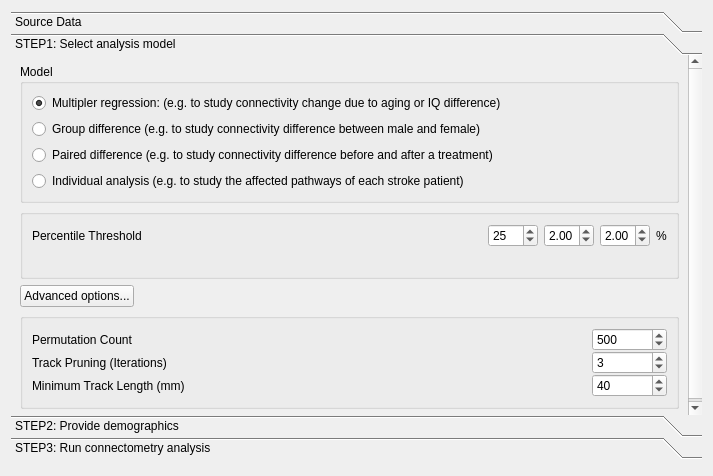
frankyeh/DSI-Studio, file tracking/vbc_dialog.ui: the form before one commit.
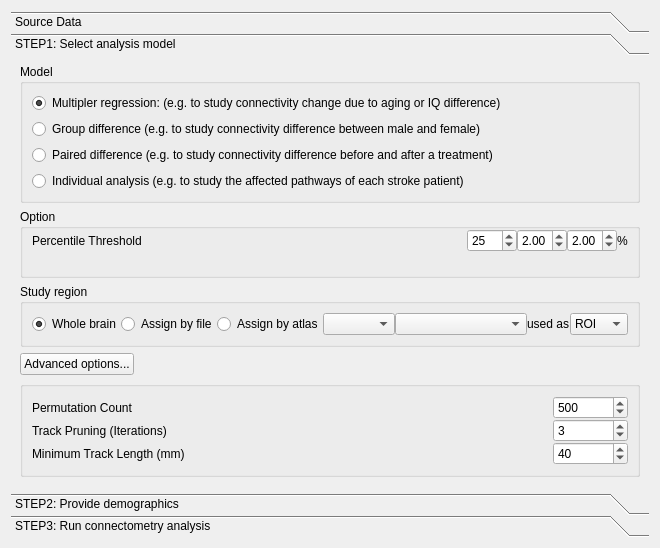
The form after the commit. Icons and pictures are not drawn. Custom widgets are drawn as their Qt base class.

```diff
--- a/tracking/vbc_dialog.ui
+++ b/tracking/vbc_dialog.ui
@@ -6,8 +6,8 @@
    <rect>
     <x>0</x>
     <y>0</y>
-    <width>713</width>
-    <height>476</height>
+    <width>660</width>
+    <height>548</height>
    </rect>
   </property>
   <property name="windowTitle">
@@ -19,6 +19,12 @@
   </property>
   <layout class="QVBoxLayout" name="verticalLayout">
    <item>
+    <widget class="QWidget" name="widget_2" native="true">
+     <layout class="QVBoxLayout" name="verticalLayout_9">
+      <property name="margin">
+       <number>0</number>
+      </property>
+      <item>
     <widget class="QToolBox" name="toolBox">
      <property name="currentIndex">
       <number>1</number>
@@ -31,8 +37,8 @@
        <rect>
         <x>0</x>
         <y>0</y>
-        <width>695</width>
-        <height>368</height>
+           <width>642</width>
+           <height>446</height>
        </rect>
       </property>
       <attribute name="label">
@@ -41,6 +47,9 @@
       <layout class="QVBoxLayout" name="verticalLayout_24">
        <item>
         <layout class="QHBoxLayout" name="horizontalLayout_4">
+            <property name="spacing">
+             <number>0</number>
+            </property>
          <item>
           <widget class="QPushButton" name="save_name_list">
            <property name="text">
@@ -48,6 +57,17 @@
            </property>
           </widget>
          </item>
+            <item>
+             <widget class="QToolButton" name="remove_sel_subject">
+              <property name="text">
+               <string>Remove selected subject</string>
+              </property>
+              <property name="icon">
+               <iconset resource="../icons.qrc">
+                <normaloff>:/icons/icons/delete.xpm</normaloff>:/icons/icons/delete.xpm</iconset>
+              </property>
+             </widget>
+            </item>
          <item>
           <spacer name="horizontalSpacer">
            <property name="orientation">
@@ -188,8 +208,8 @@
        <rect>
         <x>0</x>
         <y>0</y>
-        <width>695</width>
-        <height>368</height>
+           <width>642</width>
+           <height>446</height>
        </rect>
       </property>
       <attribute name="label">
@@ -243,11 +263,26 @@
         </widget>
        </item>
        <item>
-        <widget class="QGroupBox" name="percentile_rank_group">
+           <widget class="QGroupBox" name="groupBox">
          <property name="title">
-          <string/>
-         </property>
-         <layout class="QVBoxLayout" name="verticalLayout_2">
+             <string>Option</string>
+            </property>
+            <layout class="QVBoxLayout" name="verticalLayout_4">
+             <property name="spacing">
+              <number>0</number>
+             </property>
+             <property name="leftMargin">
+              <number>9</number>
+             </property>
+             <property name="topMargin">
+              <number>0</number>
+             </property>
+             <property name="rightMargin">
+              <number>9</number>
+             </property>
+             <property name="bottomMargin">
+              <number>9</number>
+             </property>
           <item>
            <layout class="QHBoxLayout" name="percentile_rank_layout">
             <item>
@@ -342,6 +377,108 @@
          </layout>
         </widget>
        </item>
+          <item>
+           <widget class="QGroupBox" name="percentile_rank_group">
+            <property name="title">
+             <string>Study region</string>
+            </property>
+            <layout class="QVBoxLayout" name="verticalLayout_2">
+             <property name="spacing">
+              <number>0</number>
+             </property>
+             <item>
+              <layout class="QHBoxLayout" name="horizontalLayout_15">
+               <property name="spacing">
+                <number>0</number>
+               </property>
+               <item>
+                <widget class="QRadioButton" name="roi_whole_brain">
+                 <property name="text">
+                  <string>Whole brain</string>
+                 </property>
+                 <property name="checked">
+                  <bool>true</bool>
+                 </property>
+                </widget>
+               </item>
+               <item>
+                <widget class="QRadioButton" name="roi_file">
+                 <property name="text">
+                  <string>Assign by file</string>
+                 </property>
+                </widget>
+               </item>
+               <item>
+                <widget class="QRadioButton" name="roi_atlas">
+                 <property name="text">
+                  <string>Assign by atlas</string>
+                 </property>
+                </widget>
+               </item>
+               <item>
+                <widget class="QWidget" name="ROI_widget" native="true">
+                 <layout class="QHBoxLayout" name="horizontalLayout_2">
+                  <property name="spacing">
+                   <number>0</number>
+                  </property>
+                  <property name="margin">
+                   <number>0</number>
+                  </property>
+                  <item>
+                   <widget class="QComboBox" name="atlas_box"/>
+                  </item>
+                  <item>
+                   <widget class="QComboBox" name="atlas_region_box">
+                    <property name="sizePolicy">
+                     <sizepolicy hsizetype="Expanding" vsizetype="Fixed">
+                      <horstretch>0</horstretch>
+                      <verstretch>0</verstretch>
+                     </sizepolicy>
+                    </property>
+                    <property name="sizeAdjustPolicy">
+                     <enum>QComboBox::AdjustToContentsOnFirstShow</enum>
+                    </property>
+                   </widget>
+                  </item>
+                  <item>
+                   <widget class="QLabel" name="label_5">
+                    <property name="text">
+                     <string>used as</string>
+                    </property>
+                   </widget>
+                  </item>
+                  <item>
+                   <widget class="QComboBox" name="region_type">
+                    <item>
+                     <property name="text">
+                      <string>ROI</string>
+                     </property>
+                    </item>
+                    <item>
+                     <property name="text">
+                      <string>ROA</string>
+                     </property>
+                    </item>
+                    <item>
+                     <property name="text">
+                      <string>End</string>
+                     </property>
+                    </item>
+                    <item>
+                     <property name="text">
+                      <string>Seed</string>
+                     </property>
+                    </item>
+                   </widget>
+                  </item>
+                 </layout>
+                </widget>
+               </item>
+              </layout>
+             </item>
+            </layout>
+           </widget>
+          </item>
        <item>
         <layout class="QHBoxLayout" name="horizontalLayout_11">
          <item>
@@ -494,8 +631,8 @@
        <rect>
         <x>0</x>
         <y>0</y>
-        <width>695</width>
-        <height>368</height>
+           <width>642</width>
+           <height>446</height>
        </rect>
       </property>
       <attribute name="label">
@@ -605,6 +742,23 @@
               </property>
              </widget>
             </item>
+               <item>
+                <widget class="QPushButton" name="remove_subject">
+                 <property name="maximumSize">
+                  <size>
+                   <width>23</width>
+                   <height>22</height>
+                  </size>
+                 </property>
+                 <property name="text">
+                  <string/>
+                 </property>
+                 <property name="icon">
+                  <iconset resource="../icons.qrc">
+                   <normaloff>:/icons/icons/delete.xpm</normaloff>:/icons/icons/delete.xpm</iconset>
+                 </property>
+                </widget>
+               </item>
             <item>
              <spacer name="horizontalSpacer_4">
               <property name="orientation">
@@ -706,8 +860,8 @@
        <rect>
         <x>0</x>
         <y>0</y>
-        <width>695</width>
-        <height>368</height>
+           <width>642</width>
+           <height>446</height>
        </rect>
       </property>
       <attribute name="label">
@@ -826,14 +980,17 @@
                <height>100</height>
               </size>
              </property>
-             <layout class="QHBoxLayout" name="horizontalLayout_2">
+                <layout class="QVBoxLayout" name="verticalLayout_5">
+                 <property name="spacing">
+                  <number>0</number>
+                 </property>
               <property name="margin">
                <number>0</number>
               </property>
               <item>
                <widget class="QSplitter" name="splitter_2">
                 <property name="orientation">
-                 <enum>Qt::Horizontal</enum>
+                    <enum>Qt::Vertical</enum>
                 </property>
                 <widget class="QWidget" name="widget" native="true">
                  <property name="sizePolicy">
@@ -845,7 +1002,7 @@
                  <property name="minimumSize">
                   <size>
                    <width>0</width>
-                   <height>0</height>
+                      <height>180</height>
                   </size>
                  </property>
                  <layout class="QHBoxLayout" name="horizontalLayout_13">
@@ -886,7 +1043,7 @@
                  </property>
                  <property name="maximumSize">
                   <size>
-                   <width>300</width>
+                      <width>65525</width>
                    <height>65525</height>
                   </size>
                  </property>
@@ -1046,12 +1203,6 @@
      </widget>
     </widget>
    </item>
-   <item>
-    <widget class="QWidget" name="widget_2" native="true">
-     <layout class="QVBoxLayout" name="verticalLayout_9">
-      <property name="margin">
-       <number>0</number>
-      </property>
      </layout>
     </widget>
    </item>
```
Lines whose indentation alone changed are shown as unchanged.
